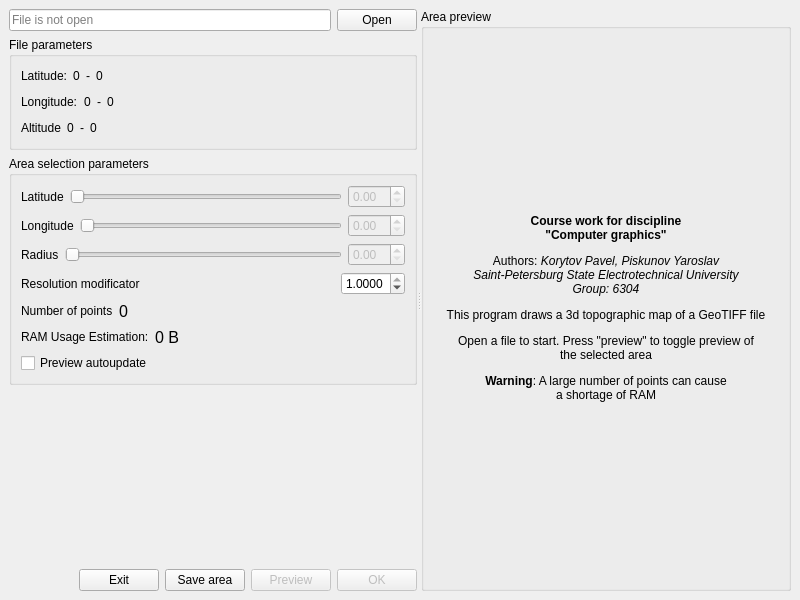
SqrtMinusOne/GeoTIFF-3d, file ui/open_window.ui: the form before one commit.
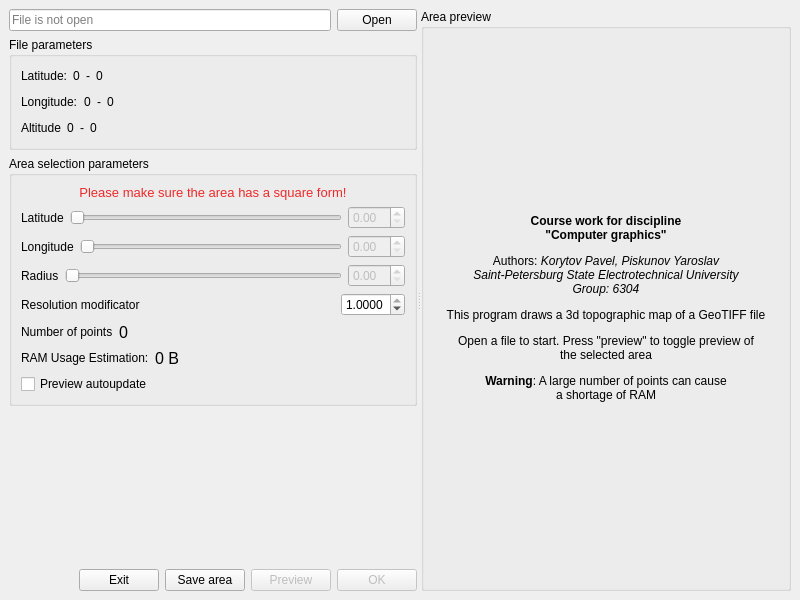
The form after the commit.

Commit message: Fixed lags with large files

The edit to the form file:
```diff
--- a/ui/open_window.ui
+++ b/ui/open_window.ui
@@ -199,6 +199,18 @@
            <string>Area selection parameters</string>
           </property>
           <layout class="QVBoxLayout" name="verticalLayout">
+           <item>
+            <widget class="QLabel" name="isSquareLabel">
+             <property name="font">
+              <font>
+               <pointsize>10</pointsize>
+              </font>
+             </property>
+             <property name="text">
+              <string>&lt;html&gt;&lt;head/&gt;&lt;body&gt;&lt;p align=&quot;center&quot;&gt;&lt;span style=&quot; color:#ef2929;&quot;&gt;Please make sure the area has a square form!&lt;/span&gt;&lt;/p&gt;&lt;/body&gt;&lt;/html&gt;</string>
+             </property>
+            </widget>
+           </item>
            <item>
             <layout class="QHBoxLayout" name="horizontalLayout_6">
              <item>
```
Left out of the diff: 11 changed lines with no effect on the pictures. The commit also changes 2 other files.
